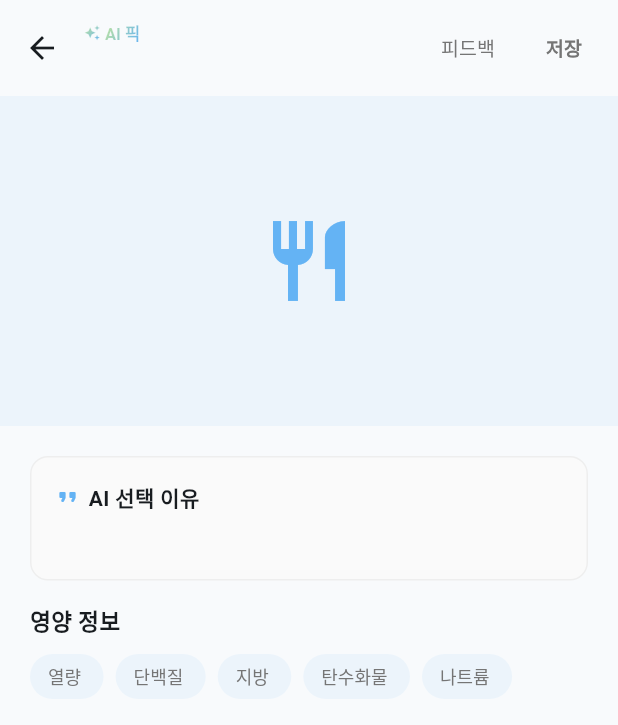
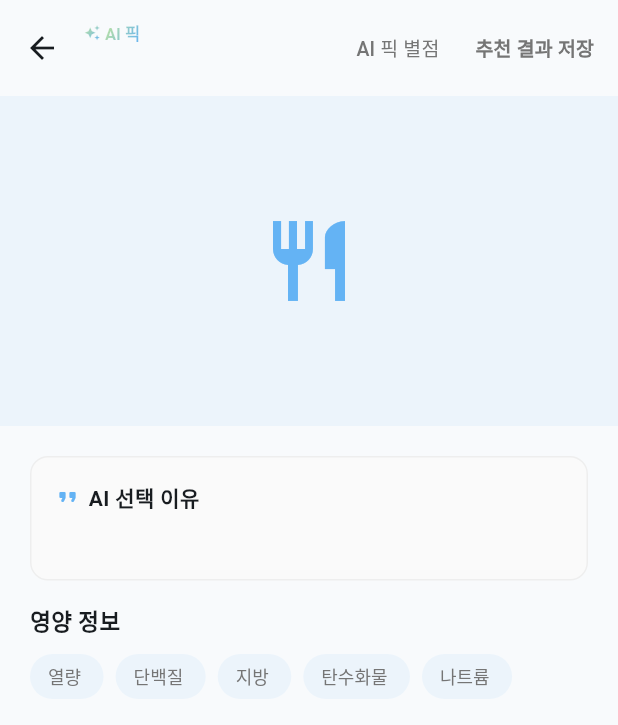
Before and after one commit to NUTRIAgent/knu-sw-cap-2026-1, a Flutter app: the MenuDetailScreen screen opened directly with empty values, on a phone screen of 412 x 824 dp. Shown: the top 725 px of the screen. Run offline on Flutter 3.47's test engine with Material 3 defaults, Android fonts, the phone set to English and light mode, and no system bars; our stand-ins replace firebase_core, firebase_messaging, flutter_local_notifications, geocoding, geolocator, shared_preferences; accounts and stored records are empty.

Commit message:
fix: 메뉴 세부 페이지 버튼 텍스트 — '피드백'→'AI 픽 별점', '저장'→'추천 결과 저장' — #179
Co-Authored-By: Claude Sonnet 4.6 <noreply@anthropic.com>

```diff
--- a/flutter_app/lib/screens/menu_detail_screen.dart
+++ b/flutter_app/lib/screens/menu_detail_screen.dart
@@ -268,7 +268,7 @@ class _MenuDetailScreenState extends State<MenuDetailScreen> {
                   onPressed: () =>
                       _showFeedbackBottomSheet(shownAi.menuId),
                   child: Text(
-                    '피드백',
+                    'AI 픽 별점',
                     style: TextStyle(
                         fontSize: 13, color: Colors.grey[600]),
                   ),
@@ -285,7 +285,7 @@ class _MenuDetailScreenState extends State<MenuDetailScreen> {
                               color: AppTheme.primaryColor),
                         )
                       : Text(
-                          _saved ? '저장됨' : '저장',
+                          _saved ? '저장됨' : '추천 결과 저장',
                           style: TextStyle(
                             fontSize: 13,
                             fontWeight: FontWeight.w600,
```
